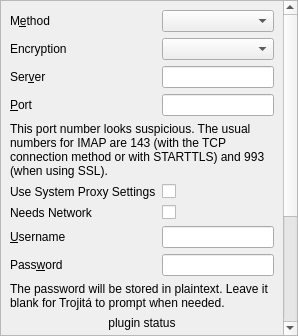
Above: src/Gui/SettingsImapPage.ui from jktjkt/trojita before the change. Below: the same form after it.
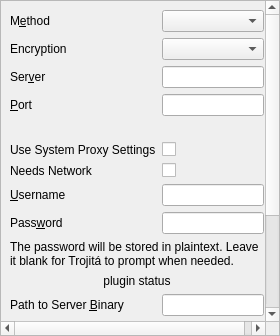
That is the form after the change. Custom widgets are drawn as their Qt base class.

Commit message:
Settings: IMAP: remove placeholder string
The actual warning is provided by a translatable string from the C++
code.

Diff of the .ui file:
```diff
--- a/src/Gui/SettingsImapPage.ui
+++ b/src/Gui/SettingsImapPage.ui
@@ -105,7 +105,7 @@
     <item row="4" column="0" colspan="2">
      <widget class="QLabel" name="portWarning">
       <property name="text">
-       <string>This port number looks suspicious. The usual numbers for IMAP are 143 (with the TCP connection method or with STARTTLS) and 993 (when using SSL).</string>
+       <string notr="true"/>
       </property>
       <property name="wordWrap">
        <bool>true</bool>
```
